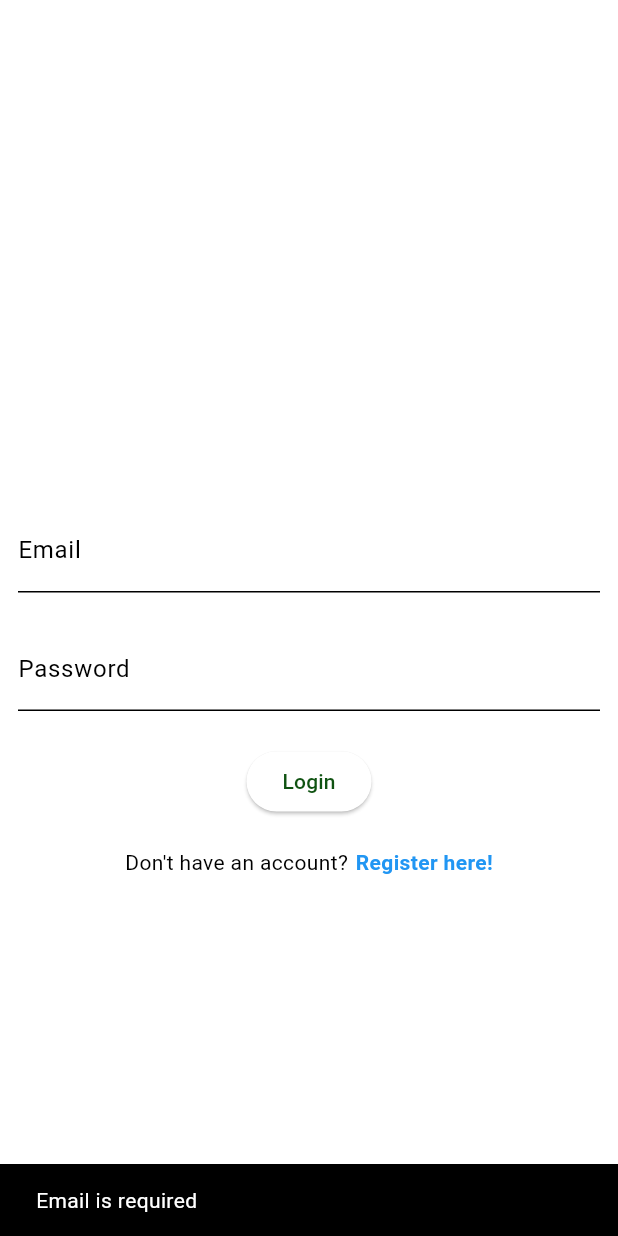
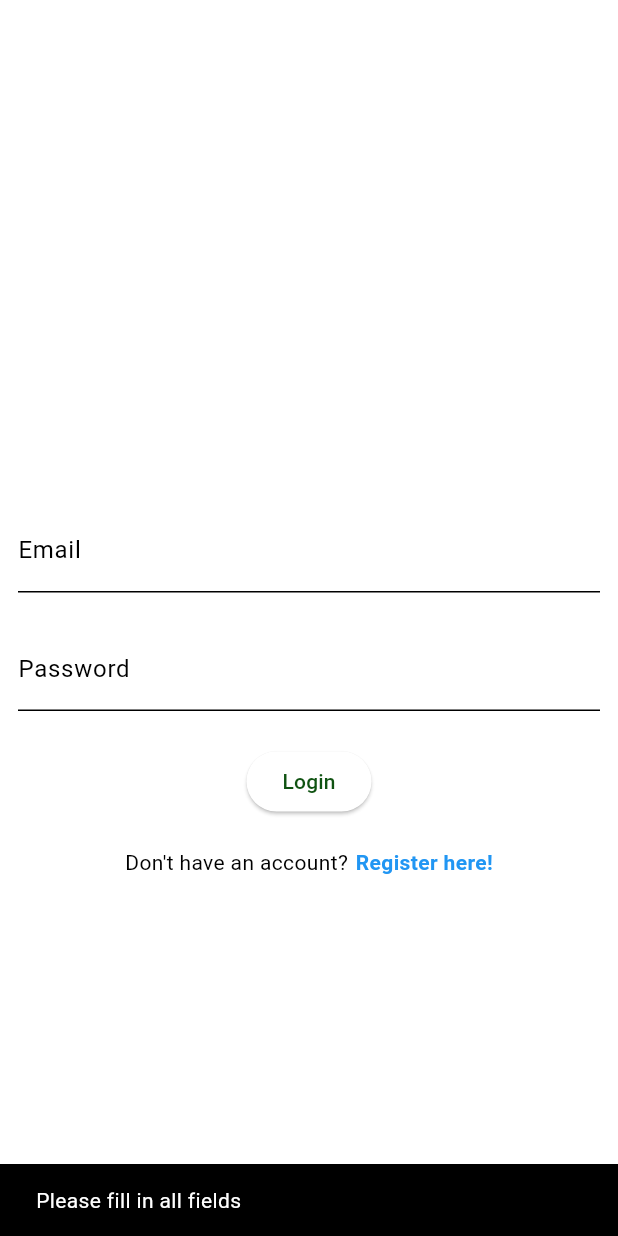
Before and after one commit to bhojrajmishra/WhatsAppUi, a Flutter app: the screen it shows after launch, after a tap on "Login", on a phone screen of 412 x 824 dp. Run offline on Flutter 3.47's test engine with Material 3 defaults, Android fonts, the phone set to English and light mode, and no system bars; our stand-ins replace dio; network calls fail.

Commit message:
refactor:update code of loginmodel and registrationmodel where it uses textcontroller instead of view

```diff
--- a/lib/main.dart
+++ b/lib/main.dart
@@ -33,7 +33,7 @@ class MyApp extends StatelessWidget {
     var themeProvider = Provider.of<ThemeModel>(context);
     return MaterialApp(
       debugShowCheckedModeBanner: false,
-      home: LoginView(),
+      home: const LoginView(),
       theme: themeProvider.isDarkMode
           ? CustomTheme.darkTheme()
           : CustomTheme.lightTheme(),
--- a/lib/ui/chat_view/widgets/chat_list_view.dart
+++ b/lib/ui/chat_view/widgets/chat_list_view.dart
@@ -1,6 +1,6 @@
 import 'package:flutter/material.dart';
 import 'package:flutter_first_ui/ui/chat_view/chat_view.dart';
-import 'package:flutter_first_ui/ui/chat_view/view_model/user_list_model.dart';
+import 'package:flutter_first_ui/ui/chat_view/models/user_list_model.dart';
 
 class ChatListView extends StatelessWidget {
   final List<UserListModel> chats;
--- a/lib/ui/home_view/services/home_services.dart
+++ b/lib/ui/home_view/services/home_services.dart
@@ -1,5 +1,5 @@
 import 'package:dio/dio.dart';
-import 'package:flutter_first_ui/ui/chat_view/view_model/user_list_model.dart';
+import 'package:flutter_first_ui/ui/chat_view/models/user_list_model.dart';
 import 'package:flutter_first_ui/utils/api_path.dart';
 
 class HomeService {
--- a/lib/ui/home_view/view_model/home_view_model.dart
+++ b/lib/ui/home_view/view_model/home_view_model.dart
@@ -1,5 +1,5 @@
 import 'package:flutter/material.dart';
-import 'package:flutter_first_ui/ui/chat_view/view_model/user_list_model.dart';
+import 'package:flutter_first_ui/ui/chat_view/models/user_list_model.dart';
 import 'package:flutter_first_ui/ui/home_view/services/home_services.dart';
 
 class HomeViewModel extends ChangeNotifier {
--- a/lib/ui/login_view/login_view.dart
+++ b/lib/ui/login_view/login_view.dart
@@ -1,23 +1,19 @@
-// lib/ui/login_view/login_view.dart
-
 import 'package:flutter/material.dart';
+import 'package:flutter_first_ui/ui/home_view/view_model/loading_view_model.dart';
+import 'package:flutter_first_ui/ui/registration_view/widgets/registration_button.dart';
 import 'package:provider/provider.dart';
 import 'package:flutter_first_ui/ui/login_view/view_model/login_view_model.dart';
 import 'package:flutter_first_ui/components/custom_text_field.dart';
 import 'package:flutter_first_ui/ui/home_view/widgets/custom_button.dart';
-import 'package:flutter_first_ui/ui/registration_view/widgets/registration_link.dart';
 
 class LoginView extends StatelessWidget {
-  LoginView({Key? key}) : super(key: key);
-
-  final emailController = TextEditingController();
-  final passwordController = TextEditingController();
+  const LoginView({Key? key}) : super(key: key);
 
   @override
   Widget build(BuildContext context) {
     return Scaffold(
-      body: Consumer<LoginViewModel>(
-        builder: (context, viewModel, child) {
+      body: Consumer2<LoginViewModel, LoadingViewModel>(
+        builder: (context, loginViewModel, loadingViewModel, child) {
           return Form(
             key: GlobalKey<FormState>(),
             child: Padding(
@@ -27,27 +23,25 @@ class LoginView extends StatelessWidget {
                 children: [
                   const SizedBox(height: 100, width: 100),
                   CustomTextFormField(
-                    controller: emailController,
+                    controller: loginViewModel.emailController,
                     labelText: "Email",
                     obscureText: false,
                   ),
                   const SizedBox(height: 23),
                   CustomTextFormField(
-                    controller: passwordController,
+                    controller: loginViewModel.passwordController,
                     labelText: "Password",
                     obscureText: true,
                   ),
                   const SizedBox(height: 23),
                   CustomButton(
-                    text: "Login",
-                    onPressed: () => viewModel.handleLogin(
-                      context,
-                      emailController.text,
-                      passwordController.text,
-                    ),
+                    text: loadingViewModel.isLoading ? "Loading..." : "Login",
+                    onPressed: loadingViewModel.isLoading
+                        ? () {}
+                        : () => loginViewModel.handleLogin(context),
                   ),
                   const SizedBox(height: 20),
-                  const RegistrationLink(),
+                  const RegistrationButton(),
                 ],
               ),
             ),
--- a/lib/ui/login_view/view_model/login_view_model.dart
+++ b/lib/ui/login_view/view_model/login_view_model.dart
@@ -1,47 +1,52 @@
-// lib/ui/login_view/view_model/login_view_model.dart
-
 import 'package:flutter/material.dart';
+import 'package:flutter_first_ui/ui/home_view/view_model/loading_view_model.dart';
 import 'package:flutter_first_ui/ui/login_view/services/login_service.dart';
 import 'package:flutter_first_ui/ui/home_view/home_view.dart';
+import 'package:provider/provider.dart';
 
 class LoginViewModel extends ChangeNotifier {
-  Future<void> handleLogin(
-      BuildContext context, String email, String password) async {
-    if (_validateForm(context, email, password)) {
-      bool success = await LoginService.login(email, password);
+  final TextEditingController emailController = TextEditingController();
+  final TextEditingController passwordController = TextEditingController();
 
-      if (success) {
-        if (context.mounted) {
-          Navigator.pushReplacement(
-            context,
-            MaterialPageRoute(
-              builder: (context) => const HomeView(),
-            ),
-          );
-        }
-      } else {
-        if (context.mounted) {
-          ScaffoldMessenger.of(context).showSnackBar(
-            const SnackBar(content: Text('Login failed')),
-          );
-        }
-      }
+  Future<void> handleLogin(BuildContext context) async {
+    final email = emailController.text;
+    final password = passwordController.text;
+    if (email.isEmpty || password.isEmpty) {
+      _showSnackBar(context, 'Please fill in all fields');
+      return;
+    }
+
+    final loadingViewModel =
+        Provider.of<LoadingViewModel>(context, listen: false);
+    loadingViewModel.updateLoading(loading: true);
+
+    bool success = await LoginService.login(email, password);
+
+    loadingViewModel.updateLoading(loading: false);
+
+    if (!context.mounted) return;
+
+    if (success) {
+      _navigateToHome(context);
+    } else {
+      _showSnackBar(context, 'Login failed');
     }
   }
 
-  bool _validateForm(BuildContext context, String email, String password) {
-    if (email.isEmpty) {
+  void _showSnackBar(BuildContext context, String message) {
+    if (context.mounted) {
       ScaffoldMessenger.of(context).showSnackBar(
-        const SnackBar(content: Text('Email is required')),
+        SnackBar(content: Text(message)),
       );
-      return false;
     }
-    if (password.isEmpty) {
-      ScaffoldMessenger.of(context).showSnackBar(
-        const SnackBar(content: Text('Password is required')),
+  }
+
+  void _navigateToHome(BuildContext context) {
+    if (context.mounted) {
+      Navigator.pushReplacement(
+        context,
+        MaterialPageRoute(builder: (context) => const HomeView()),
       );
-      return false;
     }
-    return true;
   }
 }
--- a/lib/ui/registration_view/widgets/registration_link.dart
+++ b/lib/ui/registration_view/widgets/registration_button.dart
@@ -1,8 +1,8 @@
 import 'package:flutter/material.dart';
 import 'package:flutter_first_ui/ui/registration_view/registration_view.dart';
 
-class RegistrationLink extends StatelessWidget {
-  const RegistrationLink({Key? key}) : super(key: key);
+class RegistrationButton extends StatelessWidget {
+  const RegistrationButton({Key? key}) : super(key: key);
 
   @override
   Widget build(BuildContext context) {
```
Also changed, not shown: lib/ui/registration_view/registration_view.dart (+16 -23 lines), lib/ui/registration_view/view_model/registration_view_model.dart (+38 -21 lines), lib/ui/chat_view/models/user_list_model.dart (renamed from lib/ui/chat_view/view_model/user_list_model.dart).
